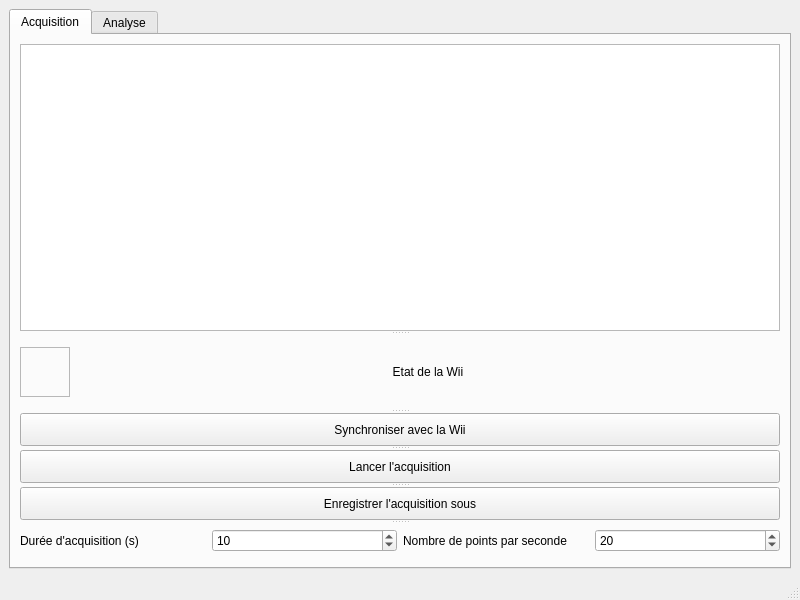
First picture: the form in interface.ui, repository Bastien38/wii, before the edit.
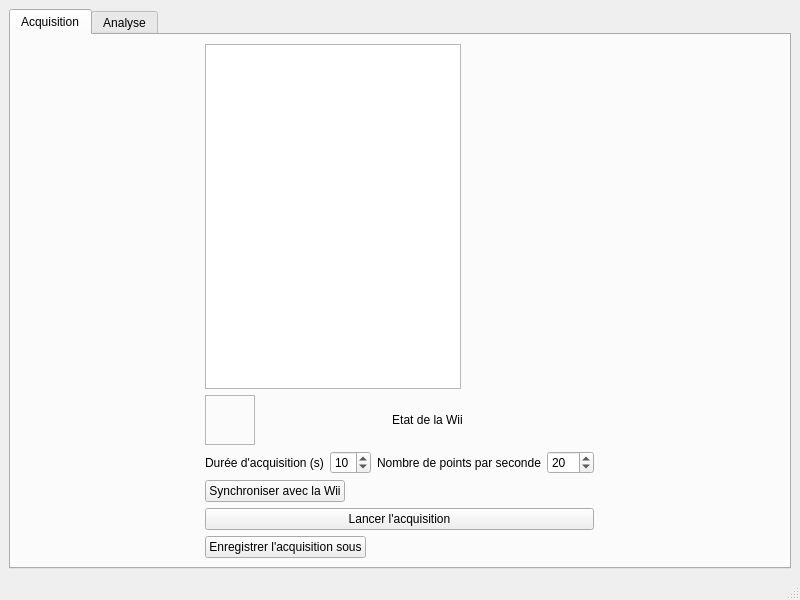
Second picture: the form after the edit.

```diff
--- a/interface.ui
+++ b/interface.ui
@@ -14,7 +14,7 @@
    <string>Python + Wii</string>
   </property>
   <widget class="QWidget" name="centralwidget">
-   <layout class="QHBoxLayout" name="horizontalLayout_2">
+   <layout class="QVBoxLayout" name="verticalLayout_2">
     <item>
      <layout class="QHBoxLayout" name="horizontalLayout">
       <item>
@@ -26,21 +26,33 @@
          <attribute name="title">
           <string>Acquisition</string>
          </attribute>
-         <layout class="QHBoxLayout" name="horizontalLayout_5">
+         <layout class="QHBoxLayout" name="horizontalLayout_2">
           <item>
-           <layout class="QHBoxLayout" name="horizontalLayout_4">
-            <item>
-             <widget class="QSplitter" name="splitter">
-              <property name="orientation">
-               <enum>Qt::Vertical</enum>
-              </property>
+           <layout class="QVBoxLayout" name="verticalLayout_3">
+            <property name="spacing">
+             <number>6</number>
+            </property>
+            <property name="sizeConstraint">
+             <enum>QLayout::SetFixedSize</enum>
+            </property>
+            <item>
               <widget class="QTextEdit" name="textEdit">
+              <property name="sizePolicy">
+               <sizepolicy hsizetype="Fixed" vsizetype="Expanding">
+                <horstretch>0</horstretch>
+                <verstretch>0</verstretch>
+               </sizepolicy>
+              </property>
                <property name="readOnly">
                 <bool>true</bool>
                </property>
               </widget>
-              <widget class="QWidget" name="layoutWidget">
+            </item>
+            <item>
                <layout class="QHBoxLayout" name="horizontalLayout_3">
+              <property name="sizeConstraint">
+               <enum>QLayout::SetMinimumSize</enum>
+              </property>
                 <item>
                  <widget class="QFrame" name="frame">
                   <property name="sizePolicy">
@@ -83,23 +95,8 @@
                  </widget>
                 </item>
                </layout>
-              </widget>
-              <widget class="QPushButton" name="pushButton">
-               <property name="text">
-                <string>Synchroniser avec la Wii</string>
-               </property>
-              </widget>
-              <widget class="QPushButton" name="pushButton_2">
-               <property name="text">
-                <string>Lancer l'acquisition</string>
-               </property>
-              </widget>
-              <widget class="QPushButton" name="pushButton_6">
-               <property name="text">
-                <string>Enregistrer l'acquisition sous</string>
-               </property>
-              </widget>
-              <widget class="QWidget" name="horizontalLayoutWidget">
+            </item>
+            <item>
                <layout class="QHBoxLayout" name="horizontalLayout_7">
                 <item>
                  <widget class="QLabel" name="label_3">
@@ -110,6 +107,9 @@
                 </item>
                 <item>
                  <widget class="QSpinBox" name="spinBox_2">
+                <property name="minimum">
+                 <number>1</number>
+                </property>
                   <property name="value">
                    <number>10</number>
                   </property>
@@ -124,6 +124,9 @@
                 </item>
                 <item>
                  <widget class="QSpinBox" name="spinBox">
+                <property name="minimum">
+                 <number>10</number>
+                </property>
                   <property name="maximum">
                    <number>100</number>
                   </property>
@@ -136,7 +139,56 @@
                  </widget>
                 </item>
                </layout>
-              </widget>
+            </item>
+            <item>
+             <widget class="QPushButton" name="pushButton">
+              <property name="sizePolicy">
+               <sizepolicy hsizetype="Fixed" vsizetype="Fixed">
+                <horstretch>0</horstretch>
+                <verstretch>0</verstretch>
+               </sizepolicy>
+              </property>
+              <property name="minimumSize">
+               <size>
+                <width>50</width>
+                <height>0</height>
+               </size>
+              </property>
+              <property name="text">
+               <string>Synchroniser avec la Wii</string>
+              </property>
+             </widget>
+            </item>
+            <item>
+             <widget class="QPushButton" name="pushButton_2">
+              <property name="sizePolicy">
+               <sizepolicy hsizetype="Minimum" vsizetype="Fixed">
+                <horstretch>0</horstretch>
+                <verstretch>0</verstretch>
+               </sizepolicy>
+              </property>
+              <property name="minimumSize">
+               <size>
+                <width>200</width>
+                <height>0</height>
+               </size>
+              </property>
+              <property name="text">
+               <string>Lancer l'acquisition</string>
+              </property>
+             </widget>
+            </item>
+            <item>
+             <widget class="QPushButton" name="pushButton_6">
+              <property name="sizePolicy">
+               <sizepolicy hsizetype="Fixed" vsizetype="Fixed">
+                <horstretch>0</horstretch>
+                <verstretch>0</verstretch>
+               </sizepolicy>
+              </property>
+              <property name="text">
+               <string>Enregistrer l'acquisition sous</string>
+              </property>
              </widget>
             </item>
            </layout>
```
Lines whose indentation alone changed are shown as unchanged.
